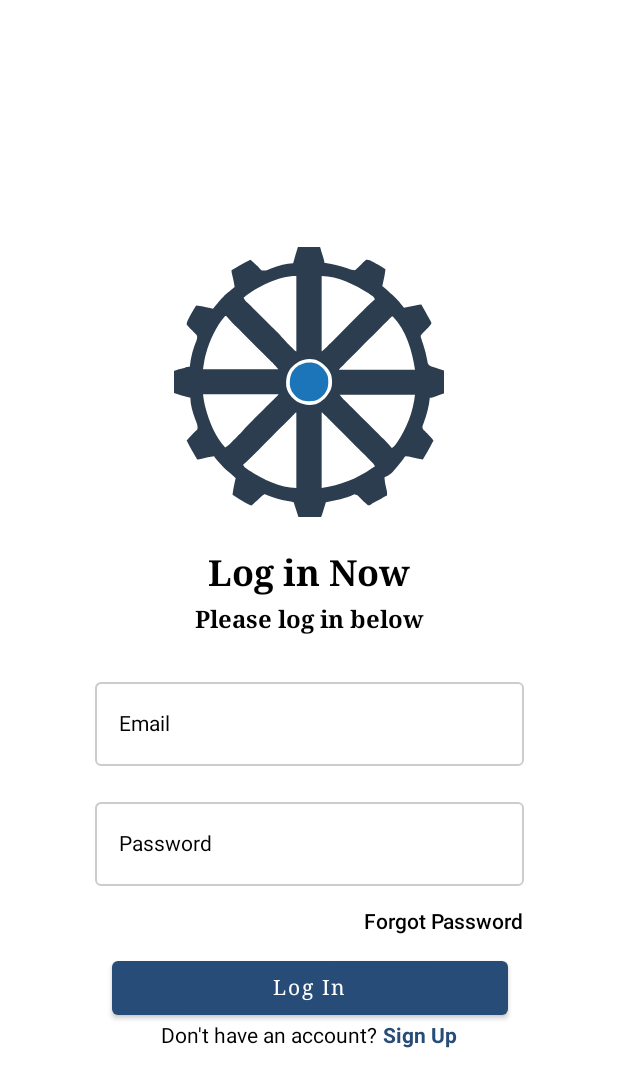
After one commit to Natnael-A1/CalendarApp, an Android app built with Jetpack Compose: the composable LoginPageUi shown on its own in the app's theme, on a phone screen of 412 x 824 dp. The commit adds this screen. Shown: the top 1087 px of the screen. Run offline under Robolectric (Android 15) with nearby library versions, the phone set to English and light mode, and no system bars.

Commit message:
Login page Ui complete

```diff
--- a/composeApp/build.gradle.kts
+++ b/composeApp/build.gradle.kts
@@ -73,3 +73,6 @@ android {
         debugImplementation(compose.uiTooling)
     }
 }
+dependencies {
+    implementation(libs.androidx.material3.android)
+}
--- /dev/null
+++ b/composeApp/src/androidMain/kotlin/org/calendarapp/project/login/LoginPageUi.kt
@@ -0,0 +1,147 @@
+package org.calendarapp.project.login
+
+import androidx.compose.foundation.Image
+import androidx.compose.foundation.background
+import androidx.compose.foundation.layout.Column
+import androidx.compose.foundation.layout.Row
+import androidx.compose.foundation.layout.Spacer
+import androidx.compose.foundation.layout.fillMaxHeight
+import androidx.compose.foundation.layout.fillMaxSize
+import androidx.compose.foundation.layout.fillMaxWidth
+import androidx.compose.foundation.layout.height
+import androidx.compose.foundation.layout.padding
+import androidx.compose.foundation.layout.size
+import androidx.compose.foundation.layout.width
+import androidx.compose.material.Button
+import androidx.compose.material.ButtonDefaults
+import androidx.compose.material.Text
+import androidx.compose.material3.OutlinedTextField
+import androidx.compose.material3.OutlinedTextFieldDefaults
+import androidx.compose.runtime.Composable
+import androidx.compose.runtime.getValue
+import androidx.compose.runtime.mutableStateOf
+import androidx.compose.runtime.remember
+import androidx.compose.runtime.setValue
+import androidx.compose.ui.Alignment
+import androidx.compose.ui.Modifier
+import androidx.compose.ui.graphics.Color
+import androidx.compose.ui.res.painterResource
+import androidx.compose.ui.res.stringResource
+import androidx.compose.ui.text.font.FontFamily
+import androidx.compose.ui.text.font.FontWeight
+import androidx.compose.ui.tooling.preview.Preview
+import androidx.compose.ui.unit.dp
+import androidx.compose.ui.unit.sp
+import org.calendarapp.project.R
+import org.calendarapp.project.Ui.LoginButtonBlue
+
+@Composable
+fun LoginPageUi() {
+    var username by remember { mutableStateOf("") }
+    var password by remember { mutableStateOf("") }
+    Column(
+        modifier = Modifier
+            .fillMaxSize()
+            .background(Color.White)
+    ) {
+        Spacer(modifier = Modifier.fillMaxHeight(.2f))
+        Image(
+            painter = painterResource(R.drawable.login_cog_wheel),
+            contentDescription = null,
+            modifier = Modifier
+                .size(180.dp)
+                .align(Alignment.CenterHorizontally)
+        )
+        Text(
+            text = stringResource(R.string.login_now_text),
+            fontSize = 24.sp,
+            fontFamily = FontFamily.Serif,
+            fontWeight = FontWeight.Bold,
+            modifier = Modifier
+                .align(Alignment.CenterHorizontally)
+                .padding(top = 24.dp, bottom = 7.dp)
+        )
+        Text(
+            text = stringResource(R.string.login_text_page_description),
+            fontSize = 16.sp,
+            fontFamily = FontFamily.Serif,
+            fontWeight = FontWeight.SemiBold,
+            modifier = Modifier
+                .align(Alignment.CenterHorizontally)
+        )
+        Column(
+            modifier = Modifier
+                .width(286.dp)
+                .padding(top = 24.dp)
+                .align(alignment = Alignment.CenterHorizontally)
+        ) {
+            OutlinedTextField(
+                value = username,
+                onValueChange = { username = it },
+                label = { Text(stringResource(R.string.login_email)) },
+                colors = OutlinedTextFieldDefaults.colors(
+                    focusedBorderColor = Color.Black,
+                    focusedLabelColor = Color.Black,
+                    unfocusedLabelColor = Color.LightGray,
+                    unfocusedBorderColor = Color.LightGray
+                ),
+                modifier = Modifier
+                    .fillMaxWidth()
+                    .background(Color.White)
+            )
+            Spacer(modifier = Modifier.height(16.dp))
+            OutlinedTextField(
+                value = password,
+                onValueChange = { password = it },
+                label = { Text(stringResource(R.string.login_password)) },
+                colors = OutlinedTextFieldDefaults.colors(
+                    focusedBorderColor = Color.Black,
+                    focusedLabelColor = Color.Black,
+                    unfocusedLabelColor = Color.LightGray,
+                    unfocusedBorderColor = Color.LightGray
+                ),
+                modifier = Modifier
+                    .fillMaxWidth()
+                    .background(Color.White),
+            )
+            Text(
+                text = stringResource(R.string.login_forget_password),
+                fontWeight = FontWeight.Medium,
+                modifier = Modifier
+                    .align(Alignment.End)
+                    .padding(top = 16.dp)
+            )
+            Button(
+                onClick = {},
+                colors = ButtonDefaults.buttonColors(LoginButtonBlue),
+                modifier = Modifier
+                    .align(alignment = Alignment.CenterHorizontally)
+                    .width(264.dp)
+                    .padding(top = 12.dp)
+            ) {
+                Text(
+                    text = stringResource(R.string.login_text),
+                    modifier = Modifier.padding(horizontal = 12.dp),
+                    color = Color.White,
+                    fontFamily = FontFamily.Serif
+                )
+            }
+        }
+        Row(modifier = Modifier.align(alignment = Alignment.CenterHorizontally)) {
+            Text(text = stringResource(R.string.login_dont_have_an_account_text))
+            Spacer(modifier = Modifier.padding(horizontal = 2.dp))
+            Text(
+                text = stringResource(R.string.sign_up_text),
+                fontFamily = FontFamily.SansSerif,
+                fontWeight = FontWeight.Bold,
+                color = LoginButtonBlue
+            )
+        }
+    }
+}
+
+@Composable
+@Preview
+fun LoginPageUiPreview() {
+    LoginPageUi()
+}
--- a/composeApp/src/androidMain/kotlin/org/calendarapp/project/login/WelcomePageUi.kt
+++ b/composeApp/src/androidMain/kotlin/org/calendarapp/project/login/WelcomePageUi.kt
@@ -84,6 +84,7 @@ fun WelcomePageUi() {
                 text = stringResource(R.string.login_text),
                 fontFamily = FontFamily.SansSerif,
                 fontWeight = FontWeight.Bold,
+                color = LoginButtonBlue
             )
         }
     }
--- a/composeApp/src/androidMain/res/values/strings.xml
+++ b/composeApp/src/androidMain/res/values/strings.xml
@@ -4,6 +4,7 @@
     <string name="login_welcome_description">To the all in one Calendar App</string>
     <string name="login_get_started_btn_text">Get Started</string>
     <string name="login_create_an_account_text">Do you have an account?</string>
+    <string name="login_dont_have_an_account_text">Don\'t have an account?</string>
     <string name="login_text">Log In</string>
     <string name="login_now_text">Log in Now</string>
     <string name="login_text_page_description">Please log in below</string>
--- a/gradle/libs.versions.toml
+++ b/gradle/libs.versions.toml
@@ -14,6 +14,7 @@ androidx-test-junit = "1.2.1"
 compose-plugin = "1.6.11"
 junit = "4.13.2"
 kotlin = "2.0.20"
+material3Android = "1.3.0"
 
 [libraries]
 kotlin-test = { module = "org.jetbrains.kotlin:kotlin-test", version.ref = "kotlin" }
@@ -28,6 +29,7 @@ androidx-constraintlayout = { group = "androidx.constraintlayout", name = "const
 androidx-activity-compose = { module = "androidx.activity:activity-compose", version.ref = "androidx-activityCompose" }
 androidx-lifecycle-viewmodel = { group = "org.jetbrains.androidx.lifecycle", name = "lifecycle-viewmodel", version.ref = "androidx-lifecycle" }
 androidx-lifecycle-runtime-compose = { group = "org.jetbrains.androidx.lifecycle", name = "lifecycle-runtime-compose", version.ref = "androidx-lifecycle" }
+androidx-material3-android = { group = "androidx.compose.material3", name = "material3-android", version.ref = "material3Android" }
 
 [plugins]
 androidApplication = { id = "com.android.application", version.ref = "agp" }
```
